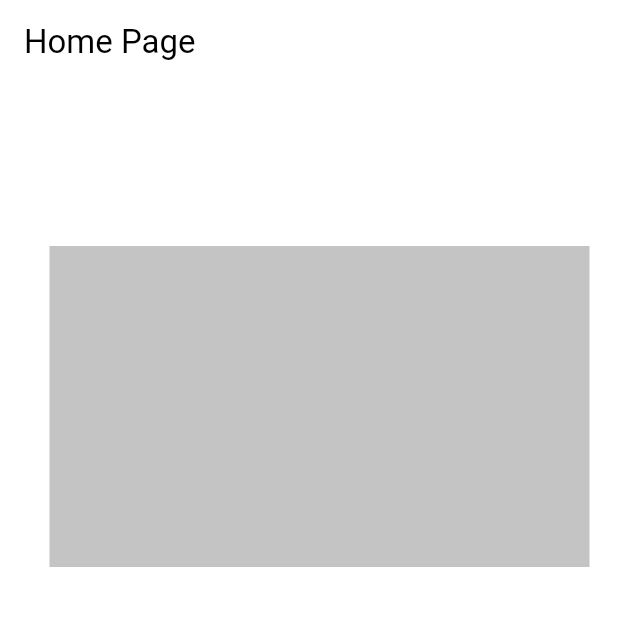
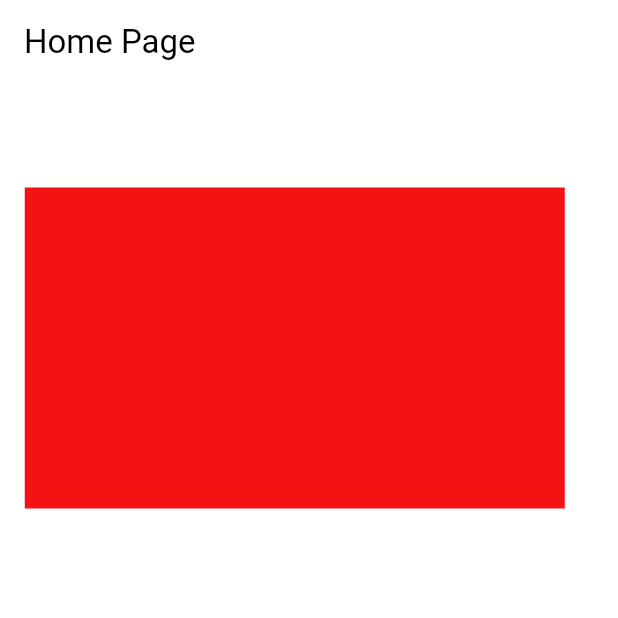
Before and after one commit to Qudah03/Test1, a Flutter app: the screen it shows after launch, on a phone screen of 412 x 824 dp, the top half of it. Run offline on Flutter 3.47's test engine with Material 3 defaults, Android fonts, the phone set to English and light mode, and no system bars; our stand-ins replace shared_preferences; missing offline and left inert: nowa_runtime.

Commit message:
changed to red

```diff
--- a/lib/main.dart
+++ b/lib/main.dart
@@ -1,6 +1,6 @@
+import 'package:shared_preferences/shared_preferences.dart';
+import 'package:nowa_runtime/nowa_runtime.dart';
 import 'package:flutter/material.dart';
-import 'package:nowa_runtime/nowa_runtime.dart';
-import 'package:shared_preferences/shared_preferences.dart';
 import 'package:provider/provider.dart';
 import 'package:ai_website/globals/app_state.dart';
 import 'package:ai_website/pages/home_page.dart';
@@ -18,7 +18,7 @@ main() async {
 
 @NowaGenerated({'visibleInNowa': false})
 class MyApp extends StatelessWidget {
-  @NowaGenerated()
+  @NowaGenerated({'loader': 'auto-constructor'})
   const MyApp({super.key});
 
   @override
@@ -28,9 +28,7 @@ class MyApp extends StatelessWidget {
       builder: (context, child) => MaterialApp(
         theme: AppState.of(context).theme,
         initialRoute: 'HomePage',
-        routes: {
-          'HomePage': (context) => const HomePage(),
-        },
+        routes: {'HomePage': (context) => const HomePage()},
       ),
     );
   }
--- a/lib/pages/home_page.dart
+++ b/lib/pages/home_page.dart
@@ -20,13 +20,13 @@ class HomePage extends StatelessWidget {
           alignment: const Alignment(0.0, 0.0),
           children: [
             Positioned(
-              top: 108.0,
-              left: 33.0,
+              top: 69.0,
+              left: 16.5,
               width: 360.0,
               height: 214.0,
               child: Container(
                 decoration: BoxDecoration(
-                    color: const Color(0xffc4c4c4),
+                    color: const Color(0xfff51212),
                     borderRadius: BorderRadius.circular(0.0)),
               ),
             )
```
Also changed, not shown: .nowa/thumbnail.png.
